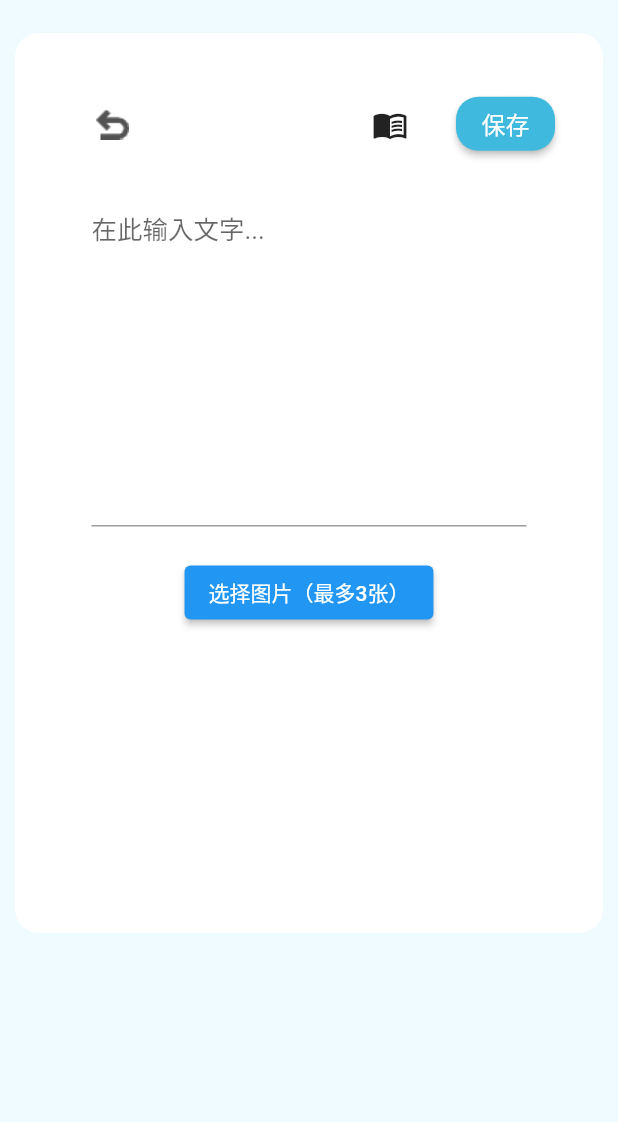
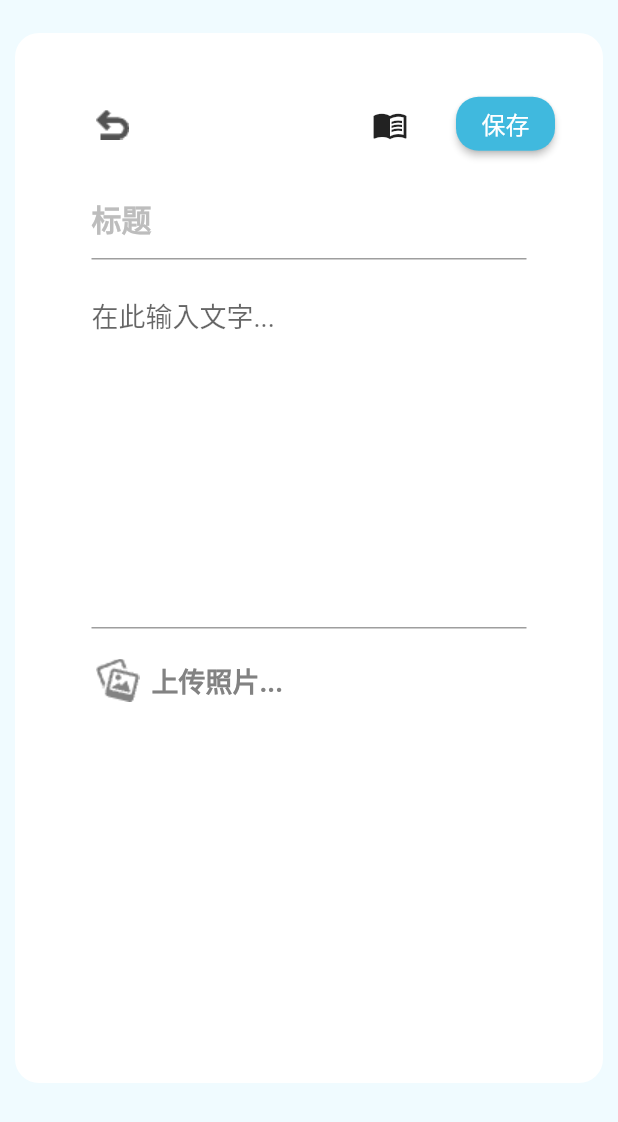
Before and after one commit to Lenc1/Memo-2.0, a Flutter app: the NewDiaryPage screen opened directly, on a phone screen of 412 x 824 dp. Shown: the top 1122 px of the screen. Run offline on Flutter 3.47's test engine with Material 2 defaults, Android fonts, the light colour scheme and no system bars; our stand-ins replace flutter_heatmap_calendar, flutter_markdown, image_picker.

Commit message:
Update new_diary.dart
PickImage

```diff
--- a/lib/new_diary.dart
+++ b/lib/new_diary.dart
@@ -55,7 +55,7 @@ class _NewDiaryPageState extends State<NewDiaryPage> {
         alignment: Alignment.topCenter,
         child: Container(
           width: 392,
-          height: 600,
+          height: 700,
           margin: const EdgeInsets.only(top: 22, left: 10, right: 10),
           decoration: BoxDecoration(
             color: Colors.white,
@@ -85,7 +85,7 @@ class _NewDiaryPageState extends State<NewDiaryPage> {
                         ),
                       ),
                       Container(
-                        margin: EdgeInsets.only(top:37,left: 150),
+                        margin: EdgeInsets.only(top: 37, left: 150),
                         child: IconButton(
                           icon: Icon(_isEditing ? Icons.menu_book : Icons.edit),
                           onPressed: () {
@@ -116,19 +116,36 @@ class _NewDiaryPageState extends State<NewDiaryPage> {
                           ),
                         ),
                       ),
-
                     ],
                   ),
-                  const SizedBox(height: 20),
+                  Container(
+                    margin: EdgeInsets.only(
+                        top: 12, left: 51, right: 51, bottom: 12),
+                    child: const TextField(
+                      maxLines: 1,
+                      style: TextStyle(
+                        fontSize: 20,
+                        fontWeight: FontWeight.w600,
+                        color: Color.fromRGBO(46, 46, 46, 1),
+                      ),
+                      decoration: InputDecoration(
+                          hintText: '标题',
+                          hintStyle: TextStyle(
+                            color: Color.fromRGBO(189, 189, 189, 1),
+                          )),
+                    ),
+                  ),
                   Container(
                     margin: EdgeInsets.only(left: 51, right: 51),
                     child: Column(
                       children: [
-                        _isEditing ?
-                        TextField(
+                        _isEditing
+                            ? TextField(
                                 maxLines: 10,
                                 style: const TextStyle(
-                            fontSize: 17,
+                                  fontSize: 18,
+                                  fontWeight: FontWeight.normal,
+                                  color: Color.fromRGBO(46, 46, 46, 1),
                                 ),
                                 controller: _controller,
                                 onChanged: (text) {
@@ -139,9 +156,12 @@ class _NewDiaryPageState extends State<NewDiaryPage> {
                                 },
                                 decoration: const InputDecoration(
                                   hintText: '在此输入文字...',
+                                  // border: InputBorder.none, //取消下划线
                                 ),
                                 // TODO: markdown显示
-                        ): Expanded(child: SingleChildScrollView(
+                              )
+                            : Expanded(
+                                child: SingleChildScrollView(
                                 child: Markdown(
                                   data: _inputText,
                                   styleSheet: MarkdownStyleSheet(
@@ -152,11 +172,35 @@ class _NewDiaryPageState extends State<NewDiaryPage> {
                       ],
                     ),
                   ),
-
                   const SizedBox(height: 20),
-                  ElevatedButton(
-                    onPressed: _pickImages,
-                    child: const Text('选择图片（最多3张）'),
+                  GestureDetector(
+                    onTap: () {
+                      print("picking Image...");
+                      _pickImages();
+                    },
+                    child: Row(
+                      children: [
+                        Container(
+                          width: 29,
+                          height: 29,
+                          margin: const EdgeInsets.only(left: 54),
+                          decoration: const BoxDecoration(
+                              image: DecorationImage(
+                                  image: AssetImage('lib/assets/photos.png'))),
+                        ),
+                        const SizedBox(
+                          width: 8,
+                        ),
+                        const Text(
+                          '上传照片...',
+                          style: TextStyle(
+                            fontSize: 18,
+                            fontWeight: FontWeight.w600,
+                            color: Color.fromRGBO(130, 130, 130, 1),
+                          ),
+                        )
+                      ],
+                    ),
                   ),
                   const SizedBox(height: 20),
                   if (_images.isNotEmpty) ...[
```
Lines whose indentation alone changed are shown as unchanged.
